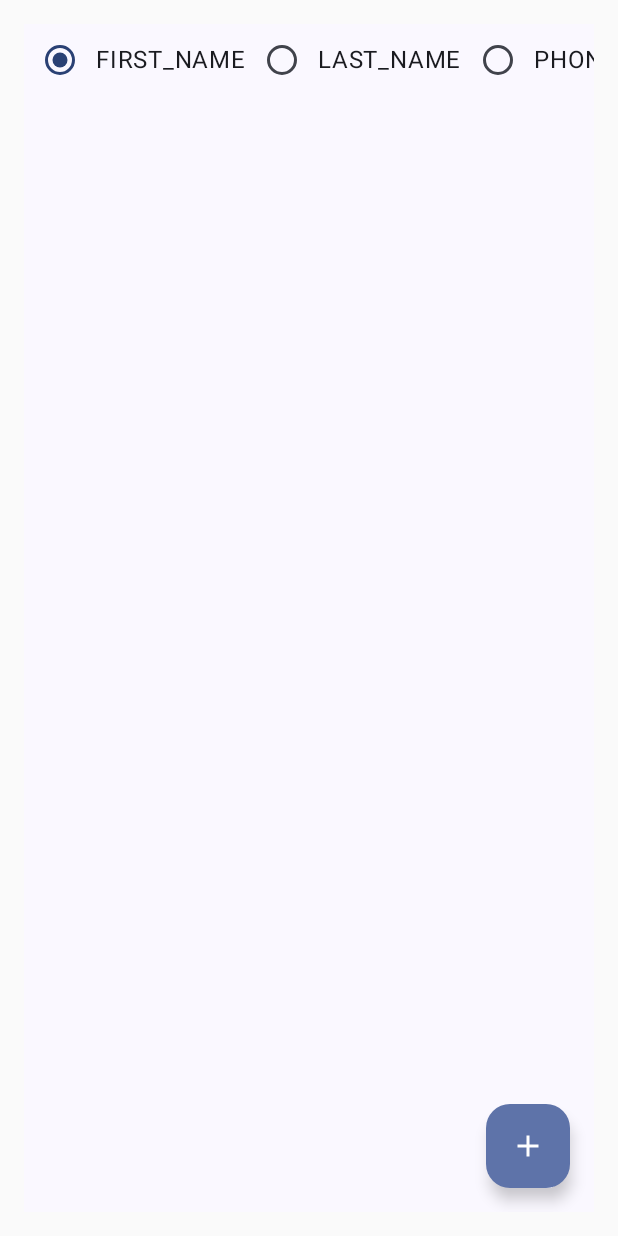
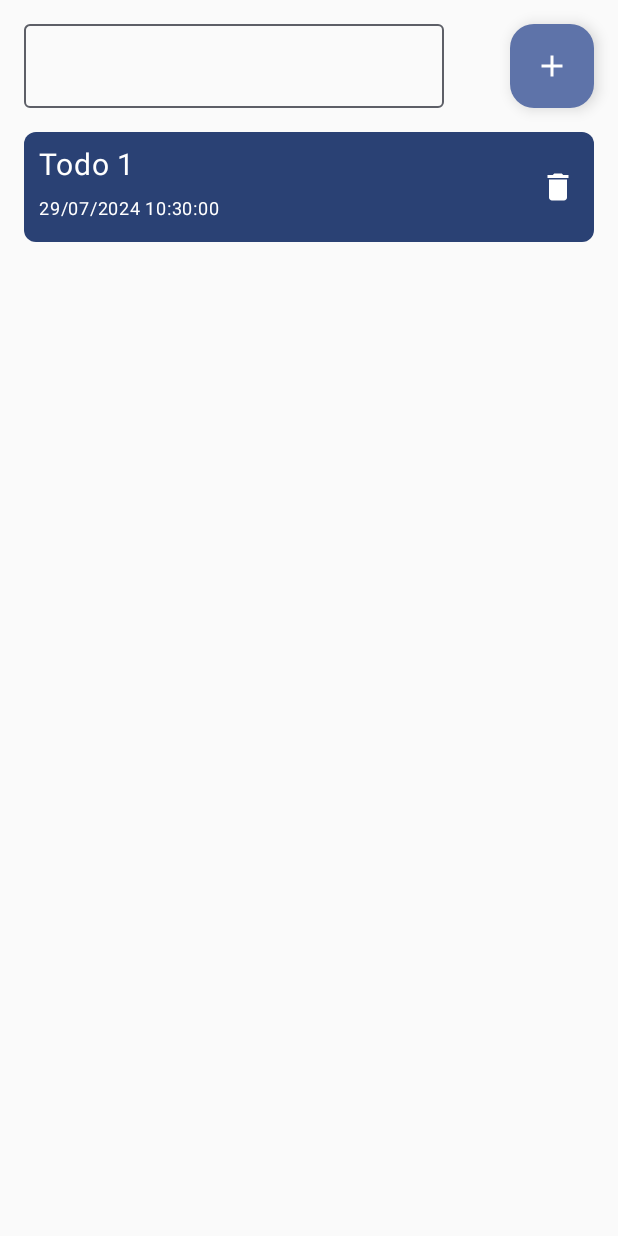
Before and after one commit to liar88828/overview-jetpack-component, an Android app built with Jetpack Compose: the screen it shows after launch (MainActivity), on a phone screen of 412 x 824 dp. Run offline under Robolectric (Android 15) with nearby library versions, the phone set to English and light mode, and no system bars; our stand-ins replace Dagger/Hilt's generated code, Room's generated code, livedata-compose.

Commit message:
feat: Implement Room database for Todo list
This commit introduces a basic Todo list application using Room database.

- Added `TodoListPage` composable to display
 and manage the list of todos.
- Added `TodoItem` composable to display individual todo items.
- Created `Todo` data class to represent a todo item.
- Created `TodoDao` interface for database operations.
- Created `TodoDatabase` class for the Room database.
- Created
 `TodoViewModel` to handle data logic.
- Added `Converters` class for date conversion.
- Added dependency for `androidx.runtime.livedata`.
- Updated `MyApplication` to initialize the database.
- Updated `MainActivity` to display `TodoListPage`.

```diff
--- a/app/build.gradle.kts
+++ b/app/build.gradle.kts
@@ -51,6 +51,7 @@ dependencies {
 	implementation(libs.androidx.ui.graphics)
 	implementation(libs.androidx.ui.tooling.preview)
 	implementation(libs.androidx.material3)
+	implementation(libs.androidx.runtime.livedata)
 	testImplementation(libs.junit)
 	androidTestImplementation(libs.androidx.junit)
 	androidTestImplementation(libs.androidx.espresso.core)
--- a/app/src/main/java/com/tutor/overview_jetpack_component/MainActivity.kt
+++ b/app/src/main/java/com/tutor/overview_jetpack_component/MainActivity.kt
@@ -1,20 +1,18 @@
 package com.tutor.overview_jetpack_component
 
-import android.annotation.SuppressLint
 import android.os.Bundle
 import androidx.activity.ComponentActivity
 import androidx.activity.compose.setContent
 import androidx.activity.enableEdgeToEdge
 import androidx.activity.viewModels
-import androidx.compose.runtime.collectAsState
-import androidx.compose.runtime.getValue
 import androidx.lifecycle.ViewModel
 import androidx.lifecycle.ViewModelProvider
 import androidx.room.Room
 import com.tutor.overview_jetpack_component.screen.preferences_datastore.MyMainModel
 import com.tutor.overview_jetpack_component.screen.room_database.contact.ContactDatabase
 import com.tutor.overview_jetpack_component.screen.room_database.contact.ContactViewModel
-import com.tutor.overview_jetpack_component.screen.room_database.contact.MyContactScreen
+import com.tutor.overview_jetpack_component.screen.room_database.todo.TodoListPage
+import com.tutor.overview_jetpack_component.screen.room_database.todo.TodoViewModel
 import com.tutor.overview_jetpack_component.ui.theme.OverviewJetpackComponentTheme
 import dagger.hilt.android.AndroidEntryPoint
 
@@ -37,17 +35,19 @@ class MainActivity : ComponentActivity() {
 			}
 		}
 	)
+	private lateinit var todoViewModel: TodoViewModel
 
-	@SuppressLint("RememberReturnType")
 	override fun onCreate(savedInstanceState: Bundle?) {
 		super.onCreate(savedInstanceState)
+		todoViewModel = ViewModelProvider(this)[TodoViewModel::class.java]
 		enableEdgeToEdge()
 		setContent {
 			OverviewJetpackComponentTheme {
 //				MyNotification(applicationContext)
 //				MyPreferenceDataBaseScreen(mainViewModel)
-				val state by viewModel.state.collectAsState()
-				MyContactScreen(state = state, onEvent = viewModel::onEvent)
+//				val state by viewModel.state.collectAsState()
+//				MyContactScreen(state = state, onEvent = viewModel::onEvent)
+				TodoListPage(viewModel = todoViewModel)
 			}
 		}
 	}
--- a/app/src/main/java/com/tutor/overview_jetpack_component/MyApplication.kt
+++ b/app/src/main/java/com/tutor/overview_jetpack_component/MyApplication.kt
@@ -4,13 +4,26 @@ import android.app.Application
 import android.app.NotificationChannel
 import android.app.NotificationManager
 import android.content.Context
+import androidx.room.Room
 import com.tutor.overview_jetpack_component.screen.notification_screen.NOTIFICATION_CHANNEL_ID
+import com.tutor.overview_jetpack_component.screen.room_database.todo.TodoDatabase
 import dagger.hilt.android.HiltAndroidApp
 
 @HiltAndroidApp
 class MyApplication : Application() {
+	companion object {
+		lateinit var todoDatabase: TodoDatabase
+	}
+
 	override fun onCreate() {
 		super.onCreate()
+// Todo Database
+		todoDatabase = Room.databaseBuilder(
+			applicationContext,
+			TodoDatabase::class.java,
+			TodoDatabase.DATABASE_NAME
+		).build()
+//
 		val notificationManager =
 			applicationContext.getSystemService(Context.NOTIFICATION_SERVICE) as NotificationManager
 		val notificationChannel = NotificationChannel(
--- a/app/src/main/java/com/tutor/overview_jetpack_component/screen/MySnackBar.kt
+++ b/app/src/main/java/com/tutor/overview_jetpack_component/screen/MySnackBar.kt
@@ -86,7 +86,7 @@ fun SnackBarAction(modifier: Modifier = Modifier) {
 @Composable
 private fun MySnackBarPrev() {
 	OverviewJetpackComponentTheme {
-//		SnackBarBasic()
+		SnackBarBasic()
 		SnackBarAction()
 	}
 }
--- /dev/null
+++ b/app/src/main/java/com/tutor/overview_jetpack_component/screen/room_database/todo/Converters.kt
@@ -0,0 +1,17 @@
+package com.tutor.overview_jetpack_component.screen.room_database.todo
+
+import androidx.room.TypeConverter
+import java.util.Date
+
+class Converters {
+	@TypeConverter
+	fun fromData(date: Date): Long {
+		return date.time
+	}
+
+	@TypeConverter
+	fun toDate(time: Long): Date {
+		return Date(time)
+	}
+
+}
--- /dev/null
+++ b/app/src/main/java/com/tutor/overview_jetpack_component/screen/room_database/todo/Todo.kt
@@ -0,0 +1,13 @@
+package com.tutor.overview_jetpack_component.screen.room_database.todo
+
+import androidx.room.Entity
+import androidx.room.PrimaryKey
+import java.util.Date
+
+@Entity
+data class Todo(
+	@PrimaryKey(autoGenerate = true)
+	var id: Int = 0,
+	var title: String,
+	var createAt: Date
+)
--- /dev/null
+++ b/app/src/main/java/com/tutor/overview_jetpack_component/screen/room_database/todo/TodoDao.kt
@@ -0,0 +1,19 @@
+package com.tutor.overview_jetpack_component.screen.room_database.todo
+
+import androidx.lifecycle.LiveData
+import androidx.room.Dao
+import androidx.room.Insert
+import androidx.room.Query
+
+@Dao
+interface TodoDao {
+	@Query("SELECT * FROM Todo")
+	fun getAllTodo(): LiveData<List<Todo>>
+
+	@Insert
+	fun addTodo(todo: Todo)
+
+	//	@Delete()
+	@Query("DELETE FROM Todo WHERE id= :id")
+	fun deleteTodo(id: Int)
+}
--- /dev/null
+++ b/app/src/main/java/com/tutor/overview_jetpack_component/screen/room_database/todo/TodoDatabase.kt
@@ -0,0 +1,16 @@
+package com.tutor.overview_jetpack_component.screen.room_database.todo
+
+import androidx.room.Database
+import androidx.room.RoomDatabase
+import androidx.room.TypeConverters
+
+@Database(entities = [Todo::class], version = 1)
+@TypeConverters(Converters::class)
+abstract class TodoDatabase : RoomDatabase() {
+	companion object {
+		const val DATABASE_NAME = "todo_db"
+	}
+
+	abstract val dao: TodoDao
+
+}
--- /dev/null
+++ b/app/src/main/java/com/tutor/overview_jetpack_component/screen/room_database/todo/TodoListPage.kt
@@ -0,0 +1,176 @@
+package com.tutor.overview_jetpack_component.screen.room_database.todo
+
+import androidx.compose.foundation.background
+import androidx.compose.foundation.layout.Arrangement
+import androidx.compose.foundation.layout.Column
+import androidx.compose.foundation.layout.Row
+import androidx.compose.foundation.layout.fillMaxSize
+import androidx.compose.foundation.layout.fillMaxWidth
+import androidx.compose.foundation.layout.padding
+import androidx.compose.foundation.lazy.LazyColumn
+import androidx.compose.foundation.lazy.itemsIndexed
+import androidx.compose.foundation.shape.RoundedCornerShape
+import androidx.compose.material.icons.Icons
+import androidx.compose.material.icons.filled.Add
+import androidx.compose.material.icons.filled.Delete
+import androidx.compose.material3.FloatingActionButton
+import androidx.compose.material3.Icon
+import androidx.compose.material3.IconButton
+import androidx.compose.material3.MaterialTheme
+import androidx.compose.material3.OutlinedTextField
+import androidx.compose.material3.Text
+import androidx.compose.runtime.Composable
+import androidx.compose.runtime.getValue
+import androidx.compose.runtime.livedata.observeAsState
+import androidx.compose.runtime.mutableStateOf
+import androidx.compose.runtime.remember
+import androidx.compose.runtime.setValue
+import androidx.compose.ui.Alignment
+import androidx.compose.ui.Modifier
+import androidx.compose.ui.draw.clip
+import androidx.compose.ui.graphics.Color
+import androidx.compose.ui.text.style.TextAlign
+import androidx.compose.ui.tooling.preview.Preview
+import androidx.compose.ui.unit.dp
+import androidx.compose.ui.unit.sp
+import java.text.SimpleDateFormat
+import java.time.Instant
+import java.util.Date
+import java.util.Locale
+
+@Composable
+fun TodoListPage(
+//	viewModel: () -> Unit,
+	viewModel: TodoViewModel,
+	modifier: Modifier = Modifier
+) {
+	val todoList by viewModel.todoList.observeAsState()
+	var inputText by remember {
+		mutableStateOf("")
+	}
+
+	fun handleSave() {
+		viewModel.addTodo(inputText)
+		inputText = ""
+	}
+
+
+	Column(
+		modifier = modifier
+			.fillMaxSize()
+			.padding(8.dp),
+	) {
+		Row(
+			modifier = modifier
+				.fillMaxWidth()
+				.padding(8.dp),
+			horizontalArrangement = Arrangement.SpaceBetween
+		) {
+			OutlinedTextField(
+				modifier = modifier,
+				value = inputText,
+				onValueChange = { inputText = it })
+
+			FloatingActionButton(
+				modifier = modifier,
+				onClick = { handleSave() },
+			) {
+				Icon(imageVector = Icons.Default.Add, contentDescription = "Add icons")
+			}
+		}
+
+		LazyColumn() {
+			item {
+				TodoItem(
+					item = Todo(
+						title = "Todo 1",
+						createAt = Date.from(Instant.now())
+					),
+					onDelete = { }
+				)
+			}
+		}
+		todoList?.let {
+			LazyColumn(
+				content = {
+					itemsIndexed(it) { _, item ->
+						TodoItem(
+							item = item,
+							onDelete = { viewModel.deleteTodo(item.id) }
+						)
+					}
+				}
+			)
+		}
+			?: Text(
+				text = "No Items yet",
+				modifier = modifier.fillMaxWidth(),
+				textAlign = TextAlign.Center,
+				fontSize = 16.sp
+			)
+	}
+}
+
+@Composable
+fun TodoItem(
+	item: Todo, onDelete: () -> Unit,
+	modifier: Modifier = Modifier
+) {
+	Row(
+		modifier = modifier
+			.fillMaxWidth()
+			.padding(8.dp)
+			.clip(RoundedCornerShape(8.dp))
+			.background(MaterialTheme.colorScheme.primary),
+		verticalAlignment = Alignment.CenterVertically,
+		horizontalArrangement = Arrangement.SpaceBetween
+	) {
+		Column(
+			modifier = modifier
+				.padding(10.dp),
+			verticalArrangement = Arrangement.spacedBy(5.dp)
+		) {
+			Text(
+				text = item.title,
+				fontSize = 20.sp,
+				color = Color.White
+			)
+			Text(
+				text = SimpleDateFormat(
+					"dd/MM/yyyy HH:mm:ss", Locale.TAIWAN
+				).format(item.createAt),
+				fontSize = 12.sp,
+				color = MaterialTheme.colorScheme.onPrimary
+			)
+		}
+		IconButton(onClick = onDelete) {
+			Icon(
+				imageVector = Icons.Default.Delete,
+				contentDescription = "Delete",
+				tint = Color.White
+			)
+		}
+	}
+
+}
+
+@Preview
+@Composable
+private fun TodoItemPrev() {
+	TodoItem(
+		item = Todo(
+			title = "Todo 1",
+			createAt = Date.from(Instant.now())
+		),
+		onDelete = {}
+	)
+
+}
+//@Preview
+//@Composable
+//private fun TodoListPagePrev() {
+////	val todoViewModel = ViewModelProvider(this)[TodoViewModel::class.java]
+//	TodoListPage(
+//		viewModel = {}
+//	)
+//}
--- /dev/null
+++ b/app/src/main/java/com/tutor/overview_jetpack_component/screen/room_database/todo/TodoViewModel.kt
@@ -0,0 +1,32 @@
+package com.tutor.overview_jetpack_component.screen.room_database.todo
+
+import androidx.lifecycle.ViewModel
+import androidx.lifecycle.viewModelScope
+import com.tutor.overview_jetpack_component.MyApplication
+import kotlinx.coroutines.Dispatchers
+import kotlinx.coroutines.launch
+import java.time.Instant
+import java.util.Date
+
+class TodoViewModel : ViewModel() {
+	val todoDao = MyApplication.todoDatabase.dao
+	val todoList = todoDao.getAllTodo()
+
+	fun addTodo(todo: String) {
+		viewModelScope.launch(Dispatchers.IO) {
+			todoDao.addTodo(
+				Todo(
+					title = todo,
+					createAt = Date.from(Instant.now())
+				)
+			)
+		}
+	}
+
+	fun deleteTodo(id: Int) {
+		viewModelScope.launch(Dispatchers.IO) {
+			todoDao.deleteTodo(id)
+		}
+	}
+
+}
--- a/gradle/libs.versions.toml
+++ b/gradle/libs.versions.toml
@@ -16,6 +16,7 @@ activityCompose = "1.9.1"
 composeBom = "2024.04.01"
 navigationCompose = "2.7.7"
 roomVersion = "2.6.1"
+runtimeLivedata = "1.6.8"
 
 [libraries]
 accompanist-permissions = { module = "com.google.accompanist:accompanist-permissions", version.ref = "accompanistPermissions" }
@@ -42,6 +43,7 @@ androidx-ui-tooling-preview = { group = "androidx.compose.ui", name = "ui-toolin
 androidx-ui-test-manifest = { group = "androidx.compose.ui", name = "ui-test-manifest" }
 androidx-ui-test-junit4 = { group = "androidx.compose.ui", name = "ui-test-junit4" }
 androidx-material3 = { group = "androidx.compose.material3", name = "material3" }
+androidx-runtime-livedata = { group = "androidx.compose.runtime", name = "runtime-livedata", version.ref = "runtimeLivedata" }
 
 [plugins]
 android-application = { id = "com.android.application", version.ref = "agp" }
```
